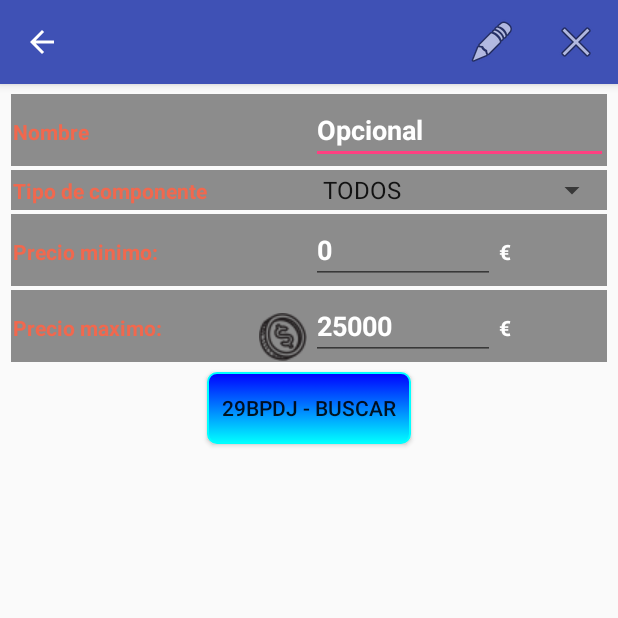
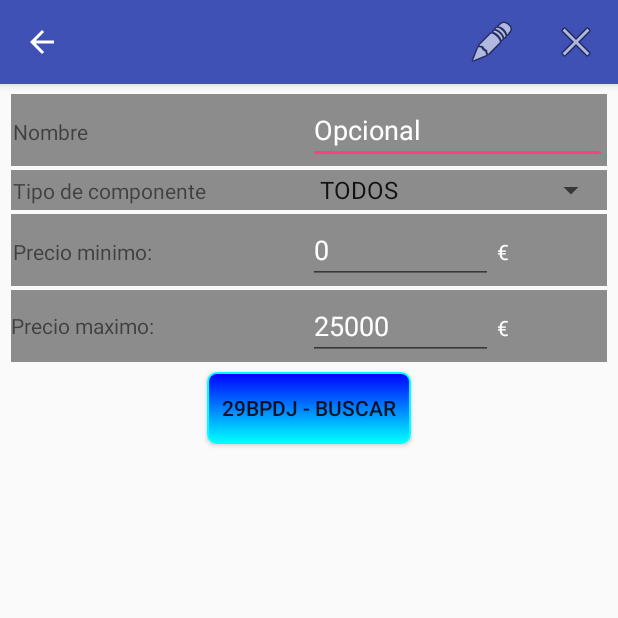
Before and after one commit to Daleier/Proyecto1EvaMobiles, an Android app: the BCNavigationDrawer screen opened directly, with no data from a screen before it, after a tap on "Formulario", on a phone screen of 412 x 824 dp, the top half of it. Run offline under Robolectric (Android 15) with nearby library versions, the phone set to English and light mode, and no system bars; 4 statements that could not run were skipped; 2 other taps on this screen came first.

Commit message:
Cambios en el estilo.

```diff
--- a/app/src/main/AndroidManifest.xml
+++ b/app/src/main/AndroidManifest.xml
@@ -25,12 +25,10 @@
         android:roundIcon="@mipmap/ic_launcher_round"
         android:supportsRtl="true"
         android:theme="@style/AppTheme">
-        <activity
-            android:name=".aplicacion.MainActivity"
-            android:theme="@style/pantalla_inicio">
+        <activity android:name=".aplicacion.MainActivity"
+            android:theme="@style/Tema_Principal.NoActionBar">
             <intent-filter>
                 <action android:name="android.intent.action.MAIN" />
-
                 <category android:name="android.intent.category.LAUNCHER" />
             </intent-filter>
         </activity>
@@ -41,7 +39,7 @@
         <activity
             android:name=".aplicacion.BCNavigationDrawer"
             android:label="@string/title_activity_main"
-            android:theme="@style/AppTheme.NoActionBar"/>
+            android:theme="@style/Tema_Principal.NoActionBar"/>
         <activity android:name=".aplicacion.Camara" />
 
         <provider
--- a/app/src/main/java/com/example/dam203/proyecto1eva/aplicacion/BCNavigationDrawer.java
+++ b/app/src/main/java/com/example/dam203/proyecto1eva/aplicacion/BCNavigationDrawer.java
@@ -40,30 +40,29 @@ public class BCNavigationDrawer extends AppCompatActivity
         super.onCreate(savedInstanceState);
         setContentView(R.layout.activity_main);
         this.setTitle(R.string.app_name);
-        Toolbar toolbar = (Toolbar) findViewById(R.id.toolbar);
+        Toolbar toolbar = findViewById(R.id.toolbar);
         setSupportActionBar(toolbar);
 
-        DrawerLayout drawer = (DrawerLayout) findViewById(R.id.drawer_layout);
+        DrawerLayout drawer = findViewById(R.id.drawer_layout);
         ActionBarDrawerToggle toggle = new ActionBarDrawerToggle(
                 this, drawer, toolbar, R.string.navigation_drawer_open, R.string.navigation_drawer_close);
         drawer.addDrawerListener(toggle);
         toggle.syncState();
 
-        NavigationView navigationView = (NavigationView) findViewById(R.id.nav_view);
+        NavigationView navigationView = findViewById(R.id.nav_view);
         navigationView.setNavigationItemSelectedListener(this);
 
         Intent intent = getIntent();
         usr = (Usuario) intent.getSerializableExtra(MainActivity.KEY_USUARIO);
-        // DESCOMENTAR PARA PONER VENTANA DE FORMULARIO
-//        cambiarUsuario();
-//        inicializarVariables();
-//        gestionEventos();
+        cambiarUsuario();
+        inicializarVariables();
+        gestionEventos();
         cambiarUsuarioNavigationDrawer();
     }
 
     @Override
     public void onBackPressed() {
-        DrawerLayout drawer = (DrawerLayout) findViewById(R.id.drawer_layout);
+        DrawerLayout drawer = findViewById(R.id.drawer_layout);
         if (drawer.isDrawerOpen(GravityCompat.START)) {
             drawer.closeDrawer(GravityCompat.START);
         } else {
@@ -123,7 +122,7 @@ public class BCNavigationDrawer extends AppCompatActivity
             startActivity(intent);
         }
 
-        DrawerLayout drawer = (DrawerLayout) findViewById(R.id.drawer_layout);
+        DrawerLayout drawer = findViewById(R.id.drawer_layout);
         drawer.closeDrawer(GravityCompat.START);
         return true;
     }
@@ -135,7 +134,7 @@ public class BCNavigationDrawer extends AppCompatActivity
     }
 
     private void cambiarUsuarioNavigationDrawer(){
-        NavigationView navigationView = (NavigationView) findViewById(R.id.nav_view);
+        NavigationView navigationView = findViewById(R.id.nav_view);
         View headerView = navigationView.getHeaderView(0);
         TextView nombreNavDrawer = headerView.findViewById(R.id.nombreNavigationDrawer);
         nombreNavDrawer.setText(usr.getNombre());
--- a/app/src/main/java/com/example/dam203/proyecto1eva/dialogos/LoginDialogo.java
+++ b/app/src/main/java/com/example/dam203/proyecto1eva/dialogos/LoginDialogo.java
@@ -28,7 +28,7 @@ public class LoginDialogo extends DialogFragment {
                         //Toast.makeText(getActivity(), "PULSADA OPCION BOA", Toast.LENGTH_LONG).show();
                     }
                 });
-        this.setStyle(DialogFragment.STYLE_NORMAL, R.style.fuente);
+        this.setStyle(DialogFragment.STYLE_NORMAL, R.style.Tema_Principal);
         this.setCancelable(false);
         return builder.create();
     }
--- a/app/src/main/res/layout-land/activity_buscar_componentes.xml
+++ b/app/src/main/res/layout-land/activity_buscar_componentes.xml
@@ -2,7 +2,7 @@
 <RelativeLayout xmlns:android="http://schemas.android.com/apk/res/android"
     android:layout_width="match_parent"
     android:layout_height="match_parent"
-    android:background="@color/dimgray"
+    style="@style/Busqueda_landscape"
     >
 
     <TableLayout
@@ -72,7 +72,7 @@
 
             <TextView
                 android:text="@string/precio_max"
-                style="@style/elementoTabla_icono"/>
+                android:drawableRight="@drawable/money_icon"/>
 
             <EditText
                 android:id="@+id/precio_max"
--- a/app/src/main/res/layout/activity_buscar_componentes.xml
+++ b/app/src/main/res/layout/activity_buscar_componentes.xml
@@ -3,6 +3,7 @@
    android:layout_width="match_parent"
     android:layout_height="match_parent"
     >
+
     <TableLayout
         android:layout_width="wrap_content"
         android:layout_height="wrap_content"
@@ -68,8 +69,7 @@
         <TableRow style="@style/filasTabla">
 
             <TextView
-                android:text="@string/precio_max"
-                style="@style/elementoTabla_icono"/>
+                android:text="@string/precio_max" />
 
             <EditText
                 android:id="@+id/precio_max"
--- a/app/src/main/res/layout/content_main.xml
+++ b/app/src/main/res/layout/content_main.xml
@@ -8,6 +8,6 @@
     tools:context="com.example.dam203.proyecto1eva.aplicacion.BCNavigationDrawer"
     tools:showIn="@layout/app_bar_main">
 
-    <!-- <include layout="@layout/activity_buscar_componentes"/> -->
+    <include layout="@layout/activity_buscar_componentes"/>
 
 </android.support.constraint.ConstraintLayout>
--- a/app/src/main/res/values/styles.xml
+++ b/app/src/main/res/values/styles.xml
@@ -8,21 +8,23 @@
         <item name="colorAccent">@color/colorAccent</item>
     </style>
 
-    <style name="pantalla_inicio" parent="AppTheme">
-        <item name="android:colorBackground">@color/grisFondo</item>
+    <style name="Tema_Principal" parent="AppTheme">
+        <item name="android:colorBackground">@color/acqua</item>
+        <item name="android:fontFamily">sans-serif</item>
+        <item name="android:actionBarStyle">@style/MyActionBar</item>
     </style>
 
-    <style name="formulario">
-        <item name="android:layout_height">match_parent</item>
-        <item name="android:layout_width">match_parent</item>
-        <item name="android:background">@drawable/wall_background</item>
+    <style name="MyActionBar" parent="@android:style/Widget.Holo.Light.ActionBar">
+        <item name="android:background">@color/acqua</item>
     </style>
 
-    <style name="fuente">
-        <item name="android:fontFamily">sans-serif</item>
-        <item name="android:textColor">@color/fuenteNaranja</item>
-        <item name="android:textStyle">bold</item>
-        <item name="android:textColorHint">@color/fuenteNaranja</item>
+    <style name="Tema_Principal.NoActionBar" parent="Tema_Principal">
+        <item name="windowActionBar">false</item>
+        <item name="windowNoTitle">true</item>
+    </style>
+
+    <style name="Busqueda_landscape">
+        <item name="android:background">@color/dimgray</item>
     </style>
 
     <style name="tabla">
@@ -38,12 +40,8 @@
         <item name="android:background">@color/materialgray</item>
     </style>
 
-    <style name="elementoTabla" parent="fuente">
+    <style name="elementoTabla">
         <item name="android:layout_margin">@dimen/margin_tabla</item>
-    </style>
-
-    <style name="elementoTabla_icono" parent="elementoTabla">
-        <item name="android:drawableRight">@drawable/money_icon</item>
     </style>
 
     <style name="AppTheme.NoActionBar">
```
Also changed, not shown: app/src/main/res/drawable/light_green_wallpaper.jpeg (added).
